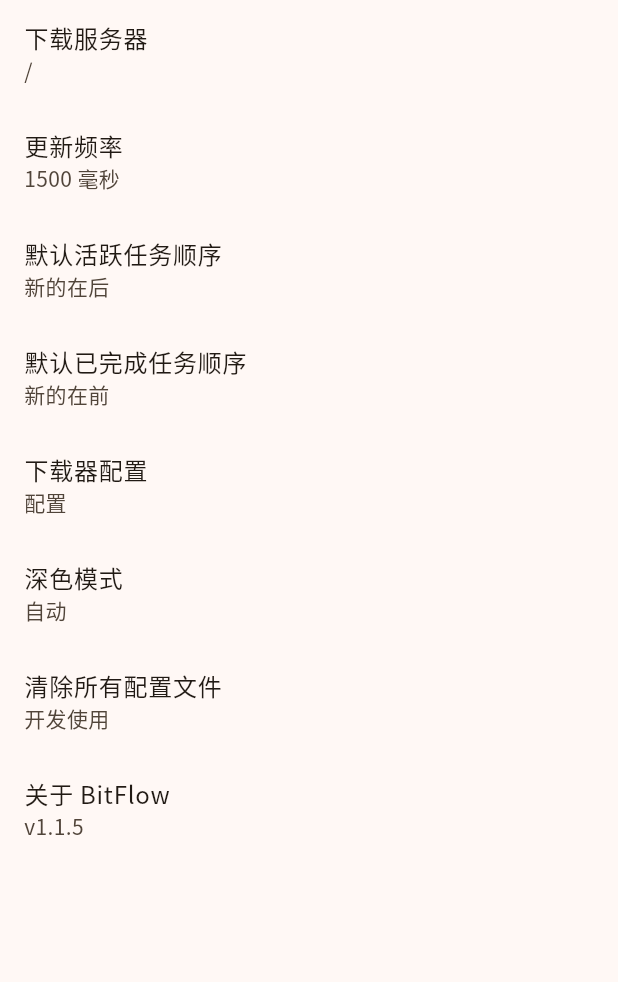
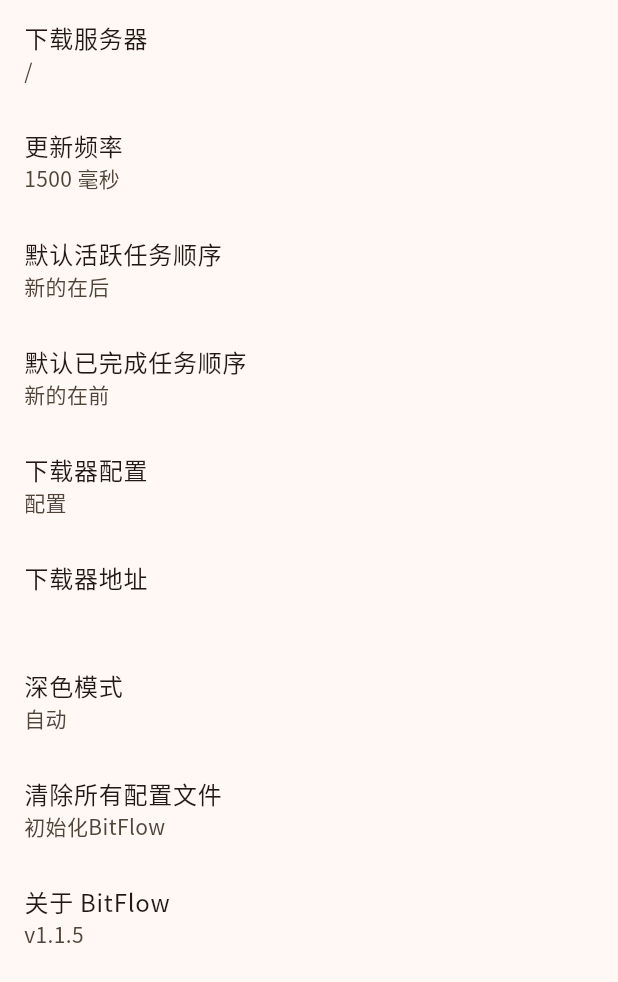
Before and after one commit to Zhoucheng133/BitFlow, a Flutter app: the SettingsM widget shown alone on an empty page, opened directly, on a phone screen of 412 x 824 dp. Shown: the top 982 px of the screen. Run offline on Flutter 3.47's test engine with Material 3 defaults, Android fonts, the phone set to English and light mode, and no system bars; our stand-ins replace dropdown_button2, file_picker, font_awesome_flutter, get, google_fonts, package_info_plus and 1 more; missing offline and left inert: clipboard, window_manager; accounts and stored records are empty.

Commit message:
添加移动端复制服务器地址

```diff
--- a/lib/mobile/pages/settings_m.dart
+++ b/lib/mobile/pages/settings_m.dart
@@ -6,6 +6,7 @@ import 'package:bit_flow/getx/store_get.dart';
 import 'package:bit_flow/getx/theme_get.dart';
 import 'package:bit_flow/service/funcs.dart';
 import 'package:bit_flow/types/store_item.dart';
+import 'package:clipboard/clipboard.dart';
 import 'package:dropdown_button2/dropdown_button2.dart';
 import 'package:flutter/material.dart';
 import 'package:get/get.dart';
@@ -309,15 +310,26 @@ class _SettingsMState extends State<SettingsM> {
             onTap: ()=>settingComponents.downloaderConfig(context),
           ),
           ListTile(
+            title: const Text('下载器地址'),
+            subtitle: Text(
+              storeGet.servers.isEmpty ? "" : storeGet.servers[statusGet.sevrerIndex.value].url,
+              overflow: TextOverflow.ellipsis,
+            ),
+            onTap: () async {
+              await FlutterClipboard.copy(storeGet.servers[statusGet.sevrerIndex.value].url);
+
+            },
+          ),
+          ListTile(
             title: const Text('深色模式'),
             subtitle: Text(themeGet.autoDark.value ? "自动" : themeGet.darkMode.value ? "深色" : "浅色"),
             onTap: ()=>themeGet.showDarkModeDialog(context),
           ),
           ListTile(
             title: const Text('清除所有配置文件'),
-            subtitle: const Text('开发使用'),
+            subtitle: const Text('初始化BitFlow'),
             onTap: () async {
-              final ok=await showConfirmDialog(context, "确定要清除所有用户配置文件吗", "这是一个开发用的功能!");
+              final ok=await showConfirmDialog(context, "清除所有配置文件", "这会清除所有BitFlow数据\n此操作不可撤销");
               if(ok){
                 final prefs=await SharedPreferences.getInstance();
                 prefs.clear();
```
